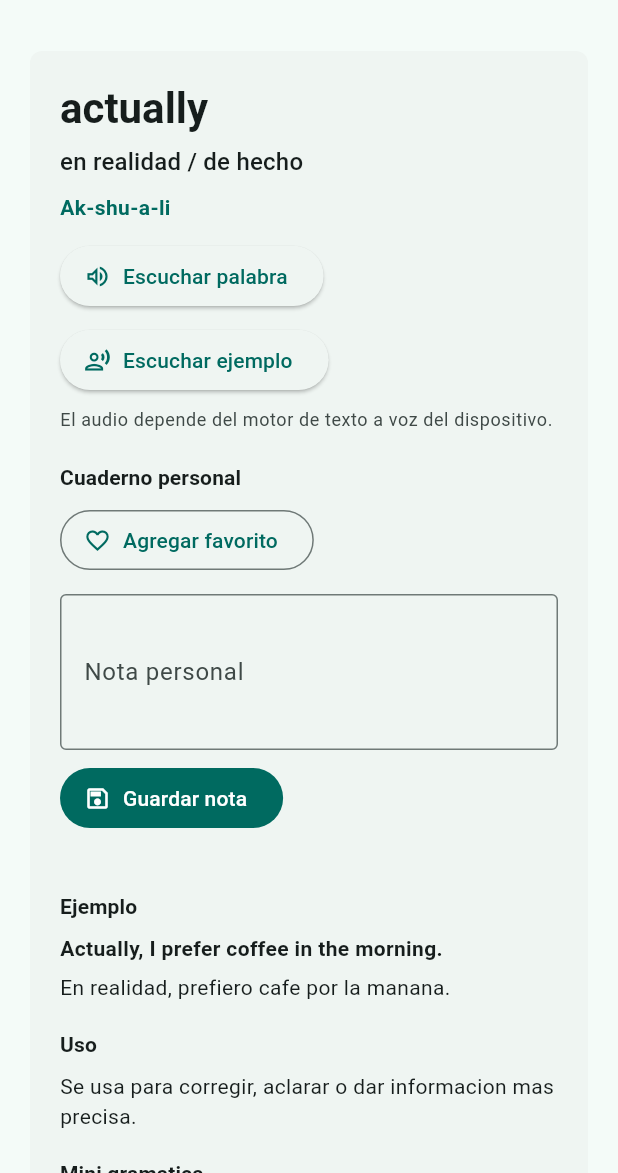
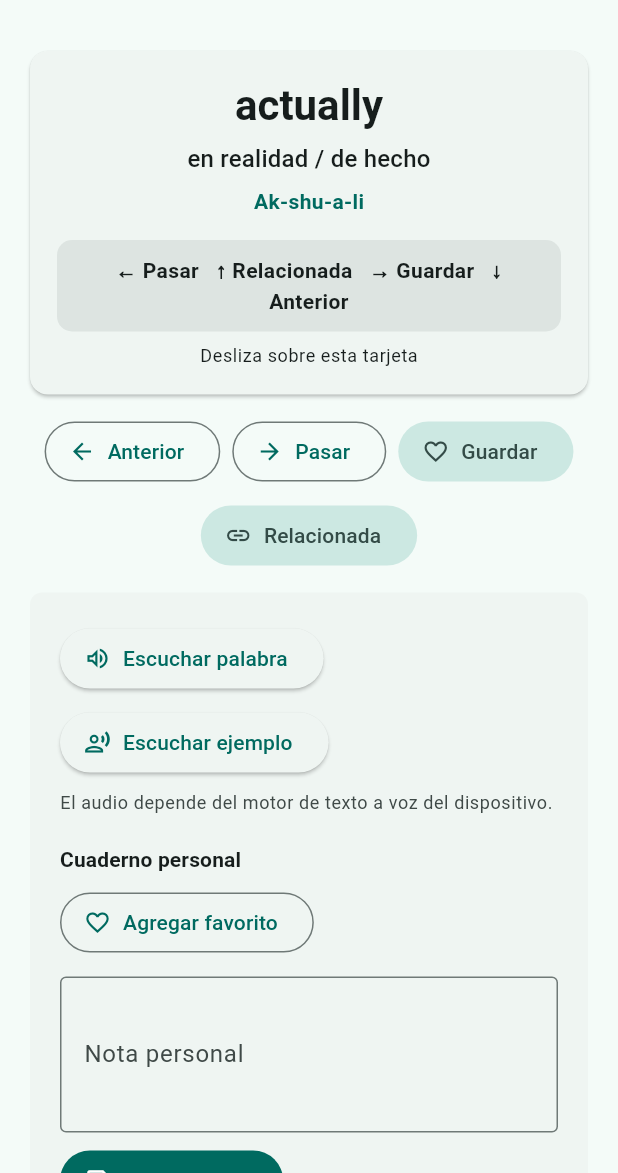
Before and after one commit to jematti/English_daily, a Flutter app: the screen it shows after launch, after a tap on "Ver microleccion", on a phone screen of 412 x 824 dp, the part 63-1236 px from its top. Run offline on Flutter 3.47's test engine with Material 3 defaults, Android fonts, the light colour scheme and no system bars; our stand-ins replace flutter_local_notifications, flutter_tts, shared_preferences, timezone.

Commit message:
Fase 14: agregar navegacion interactiva con swipe

```diff
--- a/lib/domain/models/lesson_model.dart
+++ b/lib/domain/models/lesson_model.dart
@@ -1,4 +1,5 @@
 import 'exercise_model.dart';
+import 'word_link_model.dart';
 
 class LessonModel {
   const LessonModel({
@@ -20,6 +21,7 @@ class LessonModel {
     required this.commonMistakes,
     required this.dailyUse,
     required this.exercises,
+    required this.links,
   });
 
   final String id;
@@ -40,6 +42,7 @@ class LessonModel {
   final List<String> commonMistakes;
   final List<String> dailyUse;
   final List<ExerciseModel> exercises;
+  final List<WordLinkModel> links;
 
   factory LessonModel.fromJson(Map<String, dynamic> json) {
     return LessonModel(
@@ -69,6 +72,9 @@ class LessonModel {
       ) {
         return ExerciseModel.fromJson(exercise as Map<String, dynamic>);
       }).toList(),
+      links: (json['links'] as List<dynamic>? ?? const []).map((link) {
+        return WordLinkModel.fromJson(link as Map<String, dynamic>);
+      }).toList(),
     );
   }
 
@@ -92,6 +98,7 @@ class LessonModel {
       'commonMistakes': commonMistakes,
       'dailyUse': dailyUse,
       'exercises': exercises.map((exercise) => exercise.toJson()).toList(),
+      'links': links.map((link) => link.toJson()).toList(),
     };
   }
 }
--- /dev/null
+++ b/lib/domain/models/word_link_model.dart
@@ -0,0 +1,31 @@
+class WordLinkModel {
+  const WordLinkModel({
+    required this.targetLessonId,
+    required this.label,
+    required this.type,
+    required this.reason,
+  });
+
+  final String targetLessonId;
+  final String label;
+  final String type;
+  final String reason;
+
+  factory WordLinkModel.fromJson(Map<String, dynamic> json) {
+    return WordLinkModel(
+      targetLessonId: json['targetLessonId'] as String,
+      label: json['label'] as String,
+      type: json['type'] as String,
+      reason: json['reason'] as String,
+    );
+  }
+
+  Map<String, dynamic> toJson() {
+    return {
+      'targetLessonId': targetLessonId,
+      'label': label,
+      'type': type,
+      'reason': reason,
+    };
+  }
+}
--- a/lib/features/word_of_day/screens/word_of_day_screen.dart
+++ b/lib/features/word_of_day/screens/word_of_day_screen.dart
@@ -1,6 +1,7 @@
 import 'package:english_drops_daily/data/datasources/lesson_local_datasource.dart';
 import 'package:english_drops_daily/domain/models/lesson_model.dart';
-import 'package:english_drops_daily/features/word_of_day/widgets/lesson_card.dart';
+import 'package:english_drops_daily/features/word_of_day/widgets/swipe_lesson_card.dart';
+import 'package:english_drops_daily/services/storage/favorites_storage_service.dart';
 import 'package:flutter/material.dart';
 
 class WordOfDayScreen extends StatefulWidget {
@@ -14,10 +15,15 @@ class WordOfDayScreen extends StatefulWidget {
 
 class _WordOfDayScreenState extends State<WordOfDayScreen> {
   late final Future<List<LessonModel>> _lessonsFuture;
+  final FavoritesStorageService _favoritesStorage =
+      const FavoritesStorageService();
+  String? _selectedLessonId;
+  int _favoriteRefreshToken = 0;
 
   @override
   void initState() {
     super.initState();
+    _selectedLessonId = widget.initialLessonId;
     _lessonsFuture = const LessonLocalDatasource().getLessons();
   }
 
@@ -51,7 +57,16 @@ class _WordOfDayScreenState extends State<WordOfDayScreen> {
           return SafeArea(
             child: SingleChildScrollView(
               padding: const EdgeInsets.all(16),
-              child: LessonCard(lesson: selectedLesson),
+              child: SwipeLessonCard(
+                lesson: selectedLesson,
+                lessons: lessons,
+                onPrevious: () => _showPreviousLesson(lessons),
+                onNext: () => _showNextLesson(lessons),
+                onSaveFavorite: () => _saveFavorite(selectedLesson),
+                onRelated: () => _showRelatedLesson(selectedLesson, lessons),
+                onLessonSelected: _selectLesson,
+                favoriteRefreshToken: _favoriteRefreshToken,
+              ),
             ),
           );
         },
@@ -60,7 +75,7 @@ class _WordOfDayScreenState extends State<WordOfDayScreen> {
   }
 
   LessonModel _findSelectedLesson(List<LessonModel> lessons) {
-    final lessonId = widget.initialLessonId;
+    final lessonId = _selectedLessonId;
     if (lessonId == null) {
       return lessons.first;
     }
@@ -68,6 +83,62 @@ class _WordOfDayScreenState extends State<WordOfDayScreen> {
     return lessons.firstWhere(
       (lesson) => lesson.id == lessonId,
       orElse: () => lessons.first,
+    );
+  }
+
+  void _selectLesson(LessonModel lesson) {
+    setState(() {
+      _selectedLessonId = lesson.id;
+    });
+  }
+
+  void _showNextLesson(List<LessonModel> lessons) {
+    _selectLessonAtOffset(lessons, 1);
+  }
+
+  void _showPreviousLesson(List<LessonModel> lessons) {
+    _selectLessonAtOffset(lessons, -1);
+  }
+
+  void _selectLessonAtOffset(List<LessonModel> lessons, int offset) {
+    final currentIndex = lessons.indexWhere(
+      (lesson) => lesson.id == _selectedLessonId,
+    );
+    final safeCurrentIndex = currentIndex == -1 ? 0 : currentIndex;
+    final nextIndex = (safeCurrentIndex + offset) % lessons.length;
+    _selectLesson(lessons[nextIndex]);
+  }
+
+  Future<void> _saveFavorite(LessonModel lesson) async {
+    await _favoritesStorage.addFavorite(lesson.id);
+
+    if (!mounted) {
+      return;
+    }
+
+    setState(() {
+      _favoriteRefreshToken++;
+    });
+    ScaffoldMessenger.of(
+      context,
+    ).showSnackBar(const SnackBar(content: Text('Guardado en favoritos')));
+  }
+
+  void _showRelatedLesson(
+    LessonModel currentLesson,
+    List<LessonModel> lessons,
+  ) {
+    for (final link in currentLesson.links) {
+      for (final lesson in lessons) {
+        if (lesson.id == link.targetLessonId) {
+          _selectLesson(lesson);
+          return;
+        }
+      }
+    }
+
+    ScaffoldMessenger.of(context).showSnackBar(
+      const SnackBar(content: Text('No hay palabra relacionada todavía')),
     );
   }
 }
--- a/lib/features/word_of_day/widgets/lesson_card.dart
+++ b/lib/features/word_of_day/widgets/lesson_card.dart
@@ -1,13 +1,25 @@
 import 'package:english_drops_daily/domain/models/exercise_model.dart';
 import 'package:english_drops_daily/domain/models/lesson_model.dart';
+import 'package:english_drops_daily/features/word_of_day/widgets/word_link_suggestions.dart';
 import 'package:english_drops_daily/services/storage/favorites_storage_service.dart';
 import 'package:english_drops_daily/services/tts/tts_service.dart';
 import 'package:flutter/material.dart';
 
 class LessonCard extends StatefulWidget {
-  const LessonCard({super.key, required this.lesson});
+  const LessonCard({
+    super.key,
+    required this.lesson,
+    this.lessons = const [],
+    this.onLessonSelected,
+    this.showHeader = true,
+    this.favoriteRefreshToken = 0,
+  });
 
   final LessonModel lesson;
+  final List<LessonModel> lessons;
+  final ValueChanged<LessonModel>? onLessonSelected;
+  final bool showHeader;
+  final int favoriteRefreshToken;
 
   @override
   State<LessonCard> createState() => _LessonCardState();
@@ -32,7 +44,8 @@ class _LessonCardState extends State<LessonCard> {
   @override
   void didUpdateWidget(covariant LessonCard oldWidget) {
     super.didUpdateWidget(oldWidget);
-    if (oldWidget.lesson.id != widget.lesson.id) {
+    if (oldWidget.lesson.id != widget.lesson.id ||
+        oldWidget.favoriteRefreshToken != widget.favoriteRefreshToken) {
       _loadFavoriteData();
     }
   }
@@ -58,11 +71,12 @@ class _LessonCardState extends State<LessonCard> {
         child: Column(
           crossAxisAlignment: CrossAxisAlignment.start,
           children: [
+            if (widget.showHeader) ...[
               Text(
                 lesson.word,
-              style: Theme.of(
-                context,
-              ).textTheme.headlineMedium?.copyWith(fontWeight: FontWeight.bold),
+                style: Theme.of(context).textTheme.headlineMedium?.copyWith(
+                  fontWeight: FontWeight.bold,
+                ),
               ),
               const SizedBox(height: 6),
               Text(
@@ -78,6 +92,7 @@ class _LessonCardState extends State<LessonCard> {
                 ),
               ),
               const SizedBox(height: 12),
+            ],
             Wrap(
               spacing: 8,
               runSpacing: 8,
@@ -123,6 +138,13 @@ class _LessonCardState extends State<LessonCard> {
             _ListSection(title: 'Uso diario', items: lesson.dailyUse),
             if (firstExercise != null)
               _ExerciseSection(exercise: firstExercise),
+            WordLinkSuggestions(
+              currentLesson: lesson,
+              lessons: widget.lessons,
+              onLessonSelected: (selectedLesson) {
+                widget.onLessonSelected?.call(selectedLesson);
+              },
+            ),
           ],
         ),
       ),
--- /dev/null
+++ b/lib/features/word_of_day/widgets/swipe_hint_bar.dart
@@ -0,0 +1,24 @@
+import 'package:flutter/material.dart';
+
+class SwipeHintBar extends StatelessWidget {
+  const SwipeHintBar({super.key});
+
+  @override
+  Widget build(BuildContext context) {
+    final colorScheme = Theme.of(context).colorScheme;
+
+    return Container(
+      width: double.infinity,
+      padding: const EdgeInsets.symmetric(horizontal: 12, vertical: 10),
+      decoration: BoxDecoration(
+        color: colorScheme.surfaceContainerHighest,
+        borderRadius: BorderRadius.circular(10),
+      ),
+      child: const Text(
+        '← Pasar   ↑ Relacionada   → Guardar   ↓ Anterior',
+        textAlign: TextAlign.center,
+        style: TextStyle(fontWeight: FontWeight.w600),
+      ),
+    );
+  }
+}
--- /dev/null
+++ b/lib/features/word_of_day/widgets/swipe_lesson_card.dart
@@ -0,0 +1,152 @@
+import 'package:english_drops_daily/domain/models/lesson_model.dart';
+import 'package:english_drops_daily/features/word_of_day/widgets/lesson_card.dart';
+import 'package:english_drops_daily/features/word_of_day/widgets/swipe_hint_bar.dart';
+import 'package:flutter/material.dart';
+
+class SwipeLessonCard extends StatefulWidget {
+  const SwipeLessonCard({
+    super.key,
+    required this.lesson,
+    required this.lessons,
+    required this.onPrevious,
+    required this.onNext,
+    required this.onSaveFavorite,
+    required this.onRelated,
+    required this.onLessonSelected,
+    this.favoriteRefreshToken = 0,
+  });
+
+  final LessonModel lesson;
+  final List<LessonModel> lessons;
+  final VoidCallback onPrevious;
+  final VoidCallback onNext;
+  final VoidCallback onSaveFavorite;
+  final VoidCallback onRelated;
+  final ValueChanged<LessonModel> onLessonSelected;
+  final int favoriteRefreshToken;
+
+  @override
+  State<SwipeLessonCard> createState() => _SwipeLessonCardState();
+}
+
+class _SwipeLessonCardState extends State<SwipeLessonCard> {
+  static const double _swipeThreshold = 48;
+  double _horizontalDrag = 0;
+  double _verticalDrag = 0;
+
+  @override
+  Widget build(BuildContext context) {
+    return Column(
+      children: [
+        GestureDetector(
+          behavior: HitTestBehavior.opaque,
+          onHorizontalDragStart: (_) => _horizontalDrag = 0,
+          onHorizontalDragUpdate: (details) {
+            _horizontalDrag += details.delta.dx;
+          },
+          onHorizontalDragEnd: (_) => _finishHorizontalDrag(),
+          onVerticalDragStart: (_) => _verticalDrag = 0,
+          onVerticalDragUpdate: (details) {
+            _verticalDrag += details.delta.dy;
+          },
+          onVerticalDragEnd: (_) => _finishVerticalDrag(),
+          child: Card(
+            elevation: 1,
+            child: Padding(
+              padding: const EdgeInsets.all(18),
+              child: Column(
+                children: [
+                  Text(
+                    widget.lesson.word,
+                    style: Theme.of(context).textTheme.headlineMedium?.copyWith(
+                      fontWeight: FontWeight.bold,
+                    ),
+                  ),
+                  const SizedBox(height: 6),
+                  Text(
+                    widget.lesson.meaningEs,
+                    textAlign: TextAlign.center,
+                    style: Theme.of(context).textTheme.titleMedium,
+                  ),
+                  const SizedBox(height: 6),
+                  Text(
+                    widget.lesson.pronunciation,
+                    style: TextStyle(
+                      color: Theme.of(context).colorScheme.primary,
+                      fontWeight: FontWeight.w600,
+                    ),
+                  ),
+                  const SizedBox(height: 16),
+                  const SwipeHintBar(),
+                  const SizedBox(height: 8),
+                  Text(
+                    'Desliza sobre esta tarjeta',
+                    style: Theme.of(context).textTheme.bodySmall,
+                  ),
+                ],
+              ),
+            ),
+          ),
+        ),
+        const SizedBox(height: 10),
+        Wrap(
+          alignment: WrapAlignment.center,
+          spacing: 8,
+          runSpacing: 8,
+          children: [
+            OutlinedButton.icon(
+              onPressed: widget.onPrevious,
+              icon: const Icon(Icons.arrow_back),
+              label: const Text('Anterior'),
+            ),
+            OutlinedButton.icon(
+              onPressed: widget.onNext,
+              icon: const Icon(Icons.arrow_forward),
+              label: const Text('Pasar'),
+            ),
+            FilledButton.tonalIcon(
+              onPressed: widget.onSaveFavorite,
+              icon: const Icon(Icons.favorite_border),
+              label: const Text('Guardar'),
+            ),
+            FilledButton.tonalIcon(
+              onPressed: widget.onRelated,
+              icon: const Icon(Icons.link),
+              label: const Text('Relacionada'),
+            ),
+          ],
+        ),
+        const SizedBox(height: 10),
+        LessonCard(
+          lesson: widget.lesson,
+          lessons: widget.lessons,
+          onLessonSelected: widget.onLessonSelected,
+          showHeader: false,
+          favoriteRefreshToken: widget.favoriteRefreshToken,
+        ),
+      ],
+    );
+  }
+
+  void _finishHorizontalDrag() {
+    final distance = _horizontalDrag;
+    _horizontalDrag = 0;
+
+    if (distance <= -_swipeThreshold) {
+      widget.onNext();
+    } else if (distance >= _swipeThreshold) {
+      widget.onSaveFavorite();
+    }
+  }
+
+  void _finishVerticalDrag() {
+    final distance = _verticalDrag;
+    _verticalDrag = 0;
+
+    if (distance <= -_swipeThreshold) {
+      widget.onRelated();
+    } else if (distance >= _swipeThreshold) {
+      widget.onPrevious();
+    }
+  }
+}
--- /dev/null
+++ b/lib/features/word_of_day/widgets/word_link_suggestions.dart
@@ -0,0 +1,159 @@
+import 'package:english_drops_daily/domain/models/lesson_model.dart';
+import 'package:english_drops_daily/domain/models/word_link_model.dart';
+import 'package:flutter/material.dart';
+
+class WordLinkSuggestions extends StatelessWidget {
+  const WordLinkSuggestions({
+    super.key,
+    required this.currentLesson,
+    required this.lessons,
+    required this.onLessonSelected,
+  });
+
+  final LessonModel currentLesson;
+  final List<LessonModel> lessons;
+  final ValueChanged<LessonModel> onLessonSelected;
+
+  @override
+  Widget build(BuildContext context) {
+    final suggestions = _buildSuggestions().take(4).toList();
+
+    if (suggestions.isEmpty) {
+      return const SizedBox.shrink();
+    }
+
+    return Padding(
+      padding: const EdgeInsets.only(top: 2),
+      child: Column(
+        crossAxisAlignment: CrossAxisAlignment.start,
+        children: [
+          Text(
+            'Continua aprendiendo',
+            style: Theme.of(
+              context,
+            ).textTheme.titleSmall?.copyWith(fontWeight: FontWeight.bold),
+          ),
+          const SizedBox(height: 8),
+          ...suggestions.map((suggestion) {
+            return Padding(
+              padding: const EdgeInsets.only(bottom: 8),
+              child: _SuggestionTile(
+                suggestion: suggestion,
+                onTap: () => onLessonSelected(suggestion.lesson),
+              ),
+            );
+          }),
+        ],
+      ),
+    );
+  }
+
+  List<_ResolvedWordLink> _buildSuggestions() {
+    final resolvedLinks = currentLesson.links
+        .map(_resolveLink)
+        .whereType<_ResolvedWordLink>()
+        .toList();
+
+    if (resolvedLinks.isNotEmpty) {
+      return resolvedLinks;
+    }
+
+    final fallbackLesson = _nextLesson();
+    if (fallbackLesson == null) {
+      return const [];
+    }
+
+    return [
+      _ResolvedWordLink(
+        lesson: fallbackLesson,
+        link: WordLinkModel(
+          targetLessonId: fallbackLesson.id,
+          label: fallbackLesson.word,
+          type: 'next',
+          reason: 'Sigue con otra palabra recomendada.',
+        ),
+      ),
+    ];
+  }
+
+  _ResolvedWordLink? _resolveLink(WordLinkModel link) {
+    for (final lesson in lessons) {
+      if (lesson.id == link.targetLessonId) {
+        return _ResolvedWordLink(lesson: lesson, link: link);
+      }
+    }
+
+    return null;
+  }
+
+  LessonModel? _nextLesson() {
+    if (lessons.length < 2) {
+      return null;
+    }
+
+    final currentIndex = lessons.indexWhere(
+      (lesson) => lesson.id == currentLesson.id,
+    );
+    final nextIndex = currentIndex == -1
+        ? 0
+        : (currentIndex + 1) % lessons.length;
+    final nextLesson = lessons[nextIndex];
+
+    return nextLesson.id == currentLesson.id ? null : nextLesson;
+  }
+}
+
+class _SuggestionTile extends StatelessWidget {
+  const _SuggestionTile({required this.suggestion, required this.onTap});
+
+  final _ResolvedWordLink suggestion;
+  final VoidCallback onTap;
+
+  @override
+  Widget build(BuildContext context) {
+    return OutlinedButton(
+      onPressed: onTap,
+      child: Padding(
+        padding: const EdgeInsets.symmetric(vertical: 8),
+        child: Row(
+          children: [
+            Expanded(
+              child: Column(
+                crossAxisAlignment: CrossAxisAlignment.start,
+                children: [
+                  Text(
+                    suggestion.link.label,
+                    style: const TextStyle(fontWeight: FontWeight.bold),
+                  ),
+                  const SizedBox(height: 2),
+                  Text(_typeLabel(suggestion.link.type)),
+                  const SizedBox(height: 4),
+                  Text(suggestion.link.reason),
+                ],
+              ),
+            ),
+            const Icon(Icons.arrow_forward_ios, size: 16),
+          ],
+        ),
+      ),
+    );
+  }
+
+  String _typeLabel(String type) {
+    return switch (type) {
+      'synonym' => 'Sinonimo',
+      'antonym' => 'Antonimo',
+      'conjugation' => 'Conjugacion',
+      'related' => 'Relacionada',
+      'next' => 'Siguiente',
+      _ => 'Sugerencia',
+    };
+  }
+}
+
+class _ResolvedWordLink {
+  const _ResolvedWordLink({required this.lesson, required this.link});
+
+  final LessonModel lesson;
+  final WordLinkModel link;
+}
```
Also changed, not shown: assets/data/lessons.json (+140 -0 lines), lib/services/storage/favorites_storage_service.dart (+12 -0 lines), 1 other file. Lines whose indentation alone changed are shown as unchanged.
